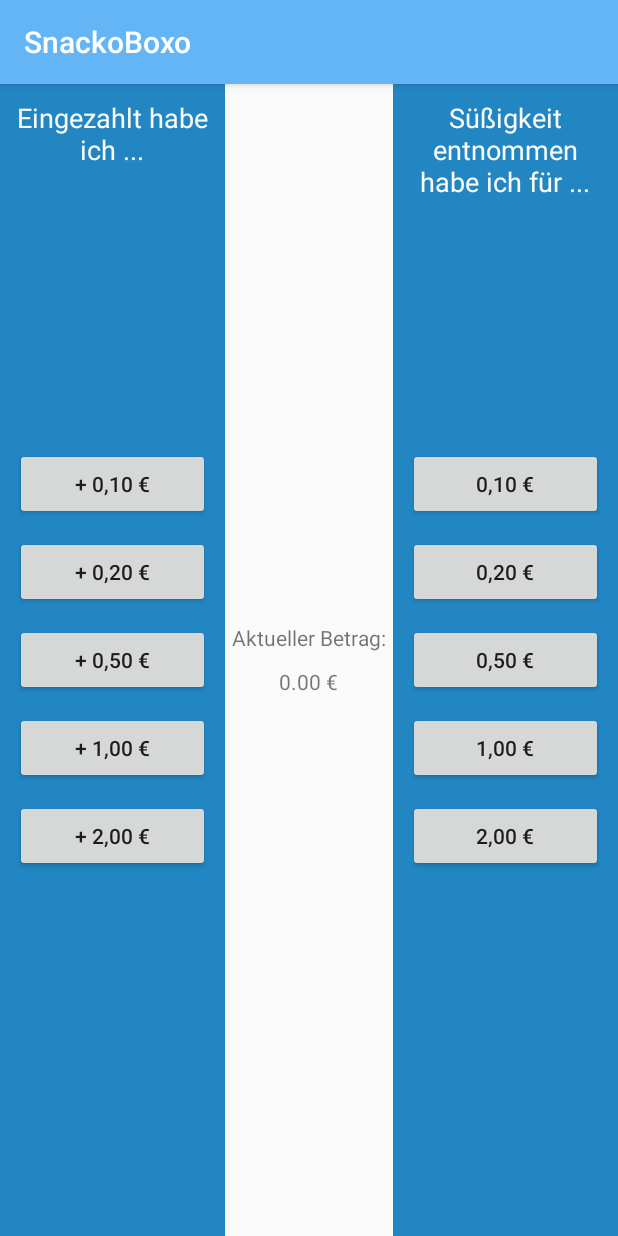
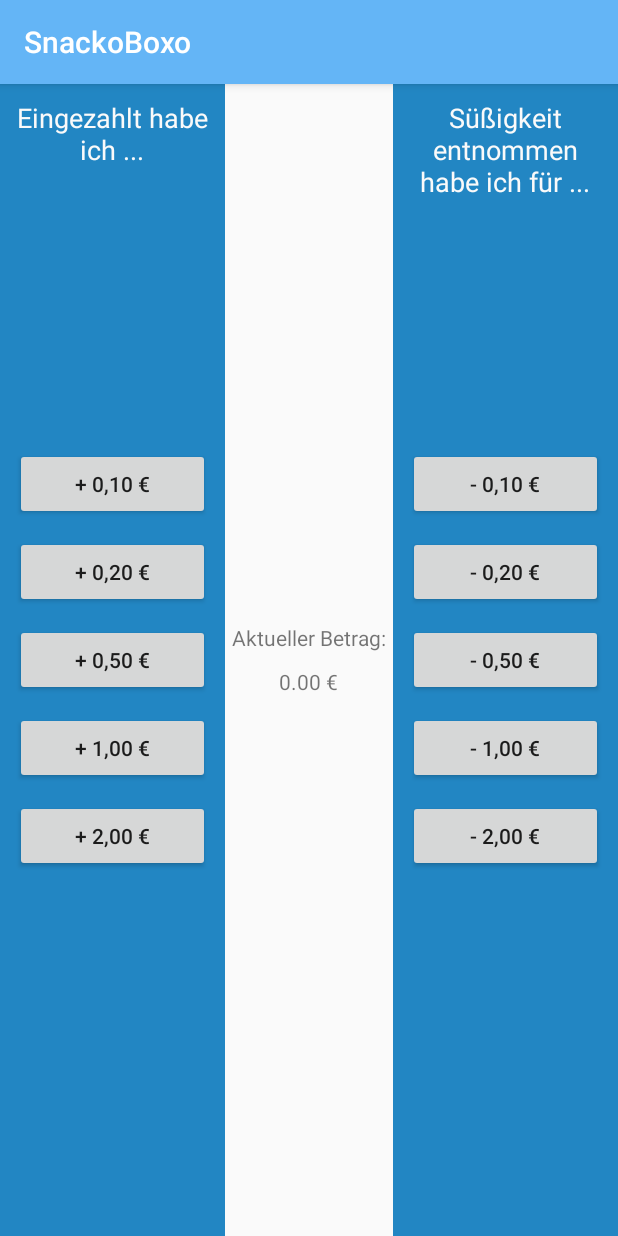
Before and after one commit to hauke96/SnackoBoxo, an Android app: the screen it shows after launch (MainActivity), on a phone screen of 412 x 824 dp. Run offline under Robolectric (Android 15) with nearby library versions, the phone set to English and light mode, and no system bars.

Commit message:
Add minus to right side buttons

```diff
--- a/app/src/main/res/layout/activity_main.xml
+++ b/app/src/main/res/layout/activity_main.xml
@@ -139,35 +139,35 @@
                 android:layout_width="match_parent"
                 android:layout_height="wrap_content"
                 android:layout_marginVertical="5dp"
-                android:text="0,10 €" />
+                android:text="- 0,10 €" />
 
             <Button
                 android:id="@+id/BuyFor20CentButton"
                 android:layout_width="match_parent"
                 android:layout_height="wrap_content"
                 android:layout_marginVertical="5dp"
-                android:text="0,20 €" />
+                android:text="- 0,20 €" />
 
             <Button
                 android:id="@+id/BuyFor50CentButton"
                 android:layout_width="match_parent"
                 android:layout_height="wrap_content"
                 android:layout_marginVertical="5dp"
-                android:text="0,50 €" />
+                android:text="- 0,50 €" />
 
             <Button
                 android:id="@+id/BuyFor1EuroButton"
                 android:layout_width="match_parent"
                 android:layout_height="wrap_content"
                 android:layout_marginVertical="5dp"
-                android:text="1,00 €" />
+                android:text="- 1,00 €" />
 
             <Button
                 android:id="@+id/BuyFor2EuroButton"
                 android:layout_width="match_parent"
                 android:layout_height="wrap_content"
                 android:layout_marginVertical="5dp"
-                android:text="2,00 €" />
+                android:text="- 2,00 €" />
 
         </LinearLayout>
 
```
